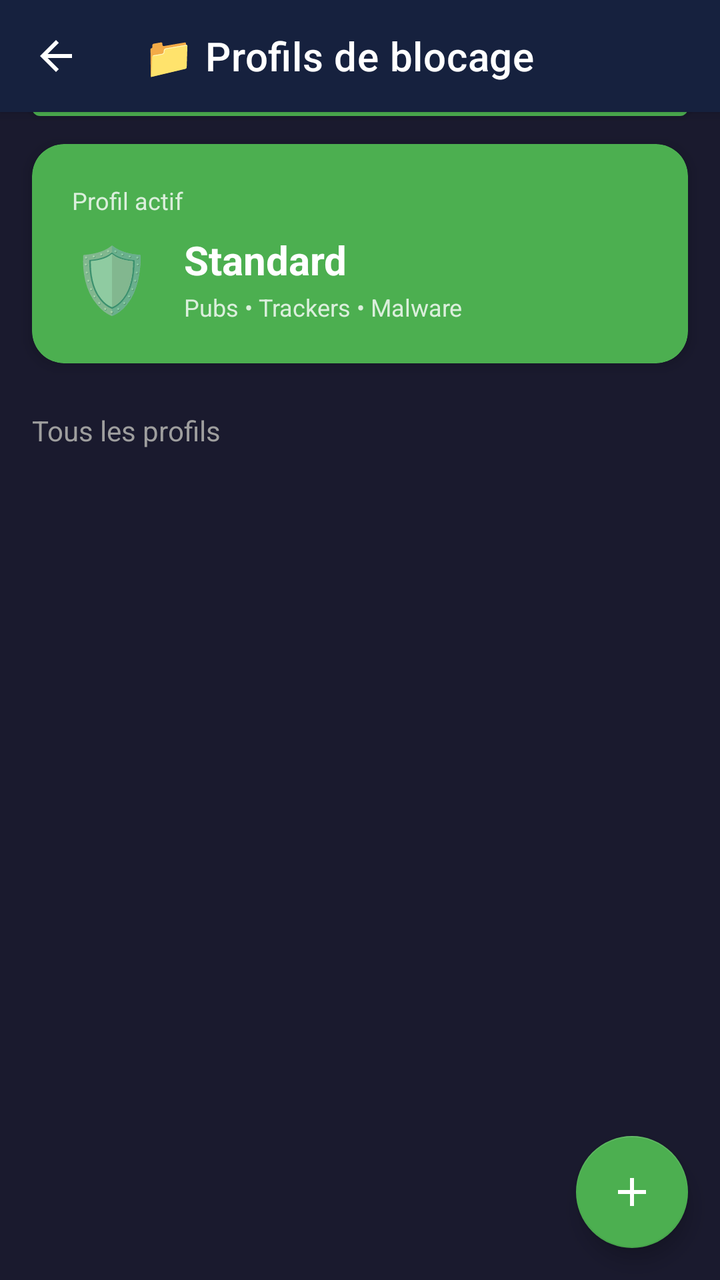
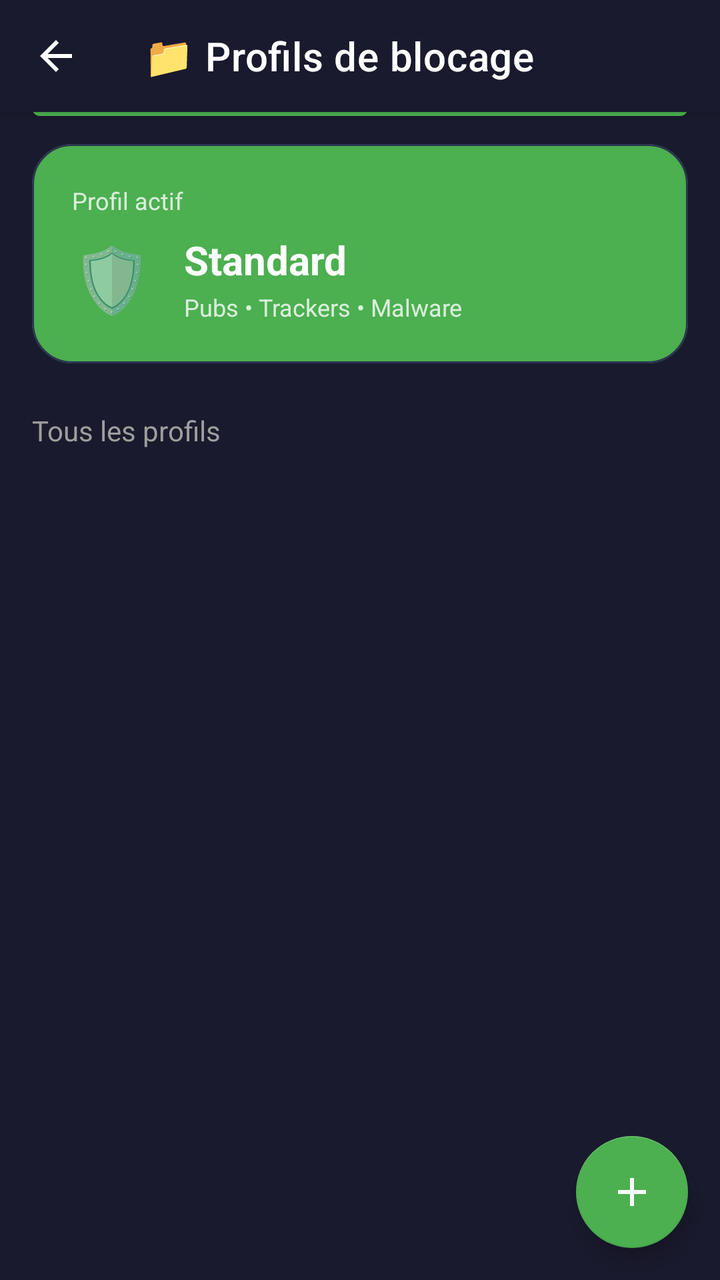

Two renders of the same Android screen: before a commit and after it. Below are the layout's source before the change and the commit's diff.
<!-- AndroidManifest.xml: activity theme Theme.DNSphere -->
<!-- res/layout/activity_profiles.xml -->
<?xml version="1.0" encoding="utf-8"?>
<androidx.coordinatorlayout.widget.CoordinatorLayout
    xmlns:android="http://schemas.android.com/apk/res/android"
    xmlns:app="http://schemas.android.com/apk/res-auto"
    android:layout_width="match_parent"
    android:layout_height="match_parent"
    android:background="@color/dark_bg">

    <com.google.android.material.appbar.AppBarLayout
        android:layout_width="match_parent"
        android:layout_height="wrap_content">

        <com.google.android.material.appbar.MaterialToolbar
            android:id="@+id/toolbar"
            android:layout_width="match_parent"
            android:layout_height="?attr/actionBarSize"
            android:background="@color/card_bg"
            app:title="@string/profiles_title"
            app:titleTextColor="@android:color/white"
            app:navigationIcon="@drawable/ic_arrow_back"
            app:navigationIconTint="@android:color/white"/>

    </com.google.android.material.appbar.AppBarLayout>

    <FrameLayout
        android:layout_width="match_parent"
        android:layout_height="match_parent"
        app:layout_behavior="@string/appbar_scrolling_view_behavior">

        
        <LinearLayout
            android:layout_width="match_parent"
            android:layout_height="match_parent"
            android:orientation="vertical">

            
            <com.google.android.material.card.MaterialCardView
                android:id="@+id/cardActiveProfile"
                android:layout_width="match_parent"
                android:layout_height="wrap_content"
                android:layout_margin="16dp"
                app:cardBackgroundColor="@color/green"
                app:cardCornerRadius="16dp"
                app:cardElevation="4dp">

                <LinearLayout
                    android:layout_width="match_parent"
                    android:layout_height="wrap_content"
                    android:orientation="vertical"
                    android:padding="20dp">

                    <TextView
                        android:layout_width="wrap_content"
                        android:layout_height="wrap_content"
                        android:text="@string/profile_active"
                        android:textColor="@android:color/white"
                        android:textSize="12sp"
                        android:alpha="0.8"/>

                    <LinearLayout
                        android:layout_width="match_parent"
                        android:layout_height="wrap_content"
                        android:orientation="horizontal"
                        android:gravity="center_vertical"
                        android:layout_marginTop="8dp">

                        <TextView
                            android:id="@+id/tvActiveIcon"
                            android:layout_width="wrap_content"
                            android:layout_height="wrap_content"
                            android:text="🛡️"
                            android:textSize="32sp"/>

                        <LinearLayout
                            android:layout_width="0dp"
                            android:layout_height="wrap_content"
                            android:layout_weight="1"
                            android:orientation="vertical"
                            android:layout_marginStart="16dp">

                            <TextView
                                android:id="@+id/tvActiveName"
                                android:layout_width="wrap_content"
                                android:layout_height="wrap_content"
                                android:text="Standard"
                                android:textColor="@android:color/white"
                                android:textSize="20sp"
                                android:textStyle="bold"/>

                            <TextView
                                android:id="@+id/tvActiveDescription"
                                android:layout_width="wrap_content"
                                android:layout_height="wrap_content"
                                android:text="Pubs • Trackers • Malware"
                                android:textColor="@android:color/white"
                                android:textSize="12sp"
                                android:alpha="0.8"
                                android:layout_marginTop="2dp"/>

                        </LinearLayout>

                    </LinearLayout>

                </LinearLayout>

            </com.google.android.material.card.MaterialCardView>

            
            <TextView
                android:layout_width="wrap_content"
                android:layout_height="wrap_content"
                android:text="@string/profiles_all"
                android:textColor="@color/gray"
                android:textSize="14sp"
                android:layout_marginStart="16dp"
                android:layout_marginTop="8dp"
                android:layout_marginBottom="8dp"/>

            
            <androidx.recyclerview.widget.RecyclerView
                android:id="@+id/recyclerViewProfiles"
                android:layout_width="match_parent"
                android:layout_height="0dp"
                android:layout_weight="1"
                android:clipToPadding="false"
                android:paddingHorizontal="16dp"
                android:paddingBottom="80dp"/>

        </LinearLayout>

    </FrameLayout>

    
    <com.google.android.material.floatingactionbutton.FloatingActionButton
        android:id="@+id/fabAdd"
        android:layout_width="wrap_content"
        android:layout_height="wrap_content"
        android:layout_gravity="bottom|end"
        android:layout_margin="16dp"
        android:src="@drawable/ic_add"
        android:contentDescription="@string/profile_add"
        app:tint="@android:color/white"
        app:backgroundTint="@color/green"/>

    <com.google.android.material.button.MaterialButton
        android:id="@+id/btnSchedule"
        android:layout_width="match_parent"
        android:layout_height="wrap_content"
        android:layout_margin="16dp"
        android:text="Programmation"
        android:icon="@drawable/ic_schedule" />

</androidx.coordinatorlayout.widget.CoordinatorLayout>
<!-- resources referenced by this layout -->
<resources>
  <color name="card_bg">#16213E</color>
  <color name="dark_bg">#1A1A2E</color>
  <color name="gray">#9E9E9E</color>
  <color name="green">#4CAF50</color>
  <!-- drawable ic_add (drawable) -->
  <?xml version="1.0" encoding="utf-8"?>
  <vector xmlns:android="http://schemas.android.com/apk/res/android"
      android:width="24dp"
      android:height="24dp"
      android:viewportWidth="24"
      android:viewportHeight="24">
      <path
          android:fillColor="#FFFFFF"
          android:pathData="M19,13h-6v6h-2v-6H5v-2h6V5h2v6h6v2z"/>
  </vector>
  <!-- drawable ic_arrow_back (drawable) -->
  <?xml version="1.0" encoding="utf-8"?>
  <vector xmlns:android="http://schemas.android.com/apk/res/android"
      android:width="24dp"
      android:height="24dp"
      android:viewportWidth="24"
      android:viewportHeight="24">
      <path
          android:fillColor="#FFFFFF"
          android:pathData="M20,11H7.83l5.59,-5.59L12,4l-8,8 8,8 1.41,-1.41L7.83,13H20v-2z"/>
  </vector>
  <!-- drawable ic_schedule (drawable) -->
  <?xml version="1.0" encoding="utf-8"?>
  <vector xmlns:android="http://schemas.android.com/apk/res/android"
      android:width="24dp"
      android:height="24dp"
      android:viewportWidth="24"
      android:viewportHeight="24">
      <path
          android:fillColor="#FFFFFF"
          android:pathData="M12,2C6.5,2 2,6.5 2,12s4.5,10 10,10 10,-4.5 10,-10S17.5,2 12,2zM12,20c-4.4,0 -8,-3.6 -8,-8s3.6,-8 8,-8 8,3.6 8,8 -3.6,8 -8,8zM12.5,7H11v6l5.2,3.1 0.8,-1.2 -4.5,-2.7z"/>
  </vector>
  <string name="profile_active">Profil actif</string>
  <string name="profile_add">Nouveau profil</string>
  <string name="profiles_all">Tous les profils</string>
  <string name="profiles_title">📁 Profils de blocage</string>
  <style name="Theme.DNSphere" parent="Theme.MaterialComponents.DayNight.DarkActionBar">
          
          <item name="colorPrimary">@color/green</item>
          <item name="colorPrimaryVariant">@color/dark_bg</item>
          <item name="colorOnPrimary">@android:color/white</item>
  
          <item name="colorSecondary">@color/green</item>
          <item name="colorSecondaryVariant">@color/green</item>
          <item name="colorOnSecondary">@android:color/white</item>
  
          
          <item name="android:windowBackground">@color/dark_bg</item>
          <item name="android:colorBackground">@color/dark_bg</item>
          <item name="colorSurface">@color/card_bg</item>
          <item name="colorOnSurface">@android:color/white</item>
  
          
          <item name="android:statusBarColor">@color/dark_bg</item>
          <item name="android:navigationBarColor">@color/dark_bg</item>
  
          
          <item name="android:textColorPrimary">@android:color/white</item>
          <item name="android:textColorSecondary">@color/gray</item>
  
          
          <item name="colorAccent">@color/green</item>
      </style>
</resources>

<!-- the commit's change to res/layout/activity_profiles.xml (unified diff, before → after) -->
@@ -14,7 +14,7 @@
             android:id="@+id/toolbar"
             android:layout_width="match_parent"
             android:layout_height="?attr/actionBarSize"
-            android:background="@color/card_bg"
+            android:background="@color/dark_bg"
             app:title="@string/profiles_title"
             app:titleTextColor="@android:color/white"
             app:navigationIcon="@drawable/ic_arrow_back"
@@ -40,8 +40,10 @@
                 android:layout_height="wrap_content"
                 android:layout_margin="16dp"
                 app:cardBackgroundColor="@color/green"
-                app:cardCornerRadius="16dp"
-                app:cardElevation="4dp">
+                app:cardCornerRadius="20dp"
+                app:cardElevation="0dp"
+                app:strokeColor="@color/card_stroke"
+                app:strokeWidth="1dp">
 
                 <LinearLayout
                     android:layout_width="match_parent"
<!-- resource entries referenced after the edit -->
@@ -1,5 +1,6 @@
 <!-- resources referenced by this layout -->
 <resources>
+  <color name="card_stroke">#2A3550</color>
   <color name="card_bg">#16213E</color>
   <color name="dark_bg">#1A1A2E</color>
   <color name="gray">#9E9E9E</color>
